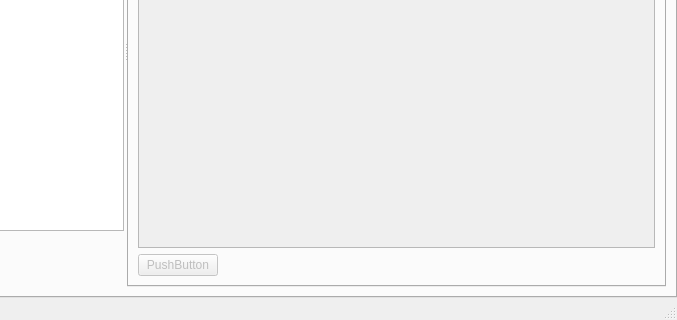
ronan22/obs-light, file src/ObsLightGui/ui/obsLightMain.ui: the form before one commit; both pictures show x 123 to 800 and y 240 to 560 of the 800 by 560 pixel window.
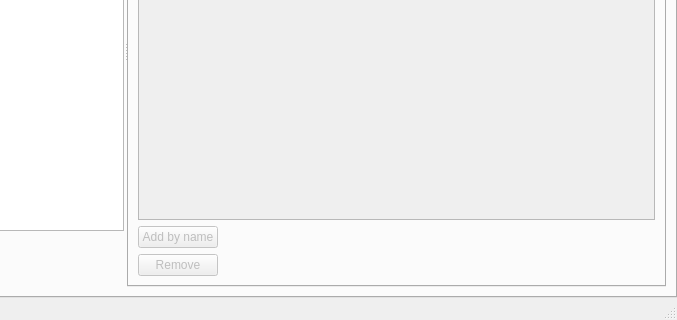
The form after the commit. The open tabs and pages were chosen to show the change. Icons and pictures are not drawn.

Commit message: - implemented buttons to add/remove kickstart packages from GUI

What changed in the file:
```diff
--- a/src/ObsLightGui/ui/obsLightMain.ui
+++ b/src/ObsLightGui/ui/obsLightMain.ui
@@ -1465,7 +1465,7 @@
              <item row="1" column="0">
               <widget class="QPushButton" name="addPackageButton">
                <property name="text">
-                <string>PushButton</string>
+                <string>Add by name</string>
                </property>
               </widget>
              </item>
@@ -1482,6 +1482,13 @@
                </property>
               </spacer>
              </item>
+             <item row="2" column="0">
+              <widget class="QPushButton" name="removePackageButton">
+               <property name="text">
+                <string>Remove</string>
+               </property>
+              </widget>
+             </item>
             </layout>
            </widget>
            <widget class="QWidget" name="kickstartScriptsTab">
```
Left out of the diff: 2 changed lines with no effect on the pictures. The commit also changes 3 other files.
